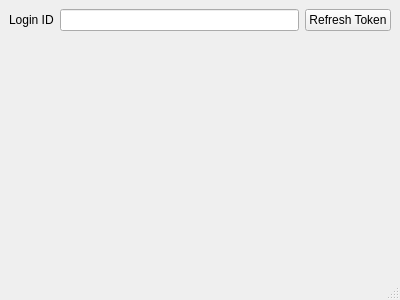
This is alixixi.ui in xlongfeng/alixixi as Qt 5 draws it before an edit. The edited form follows.
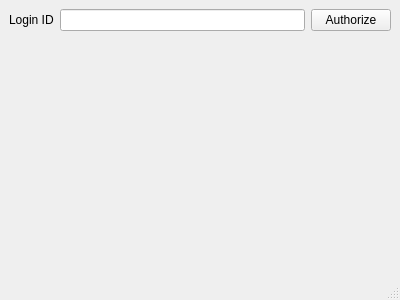
This is the edited form.

```diff
--- a/alixixi.ui
+++ b/alixixi.ui
@@ -34,7 +34,7 @@
       <item>
        <widget class="QPushButton" name="refreshTokenPushButton">
         <property name="text">
-         <string>Refresh Token</string>
+         <string>Authorize</string>
         </property>
        </widget>
       </item>
```
Left out of the diff: 2 changed lines with no effect on the pictures.
